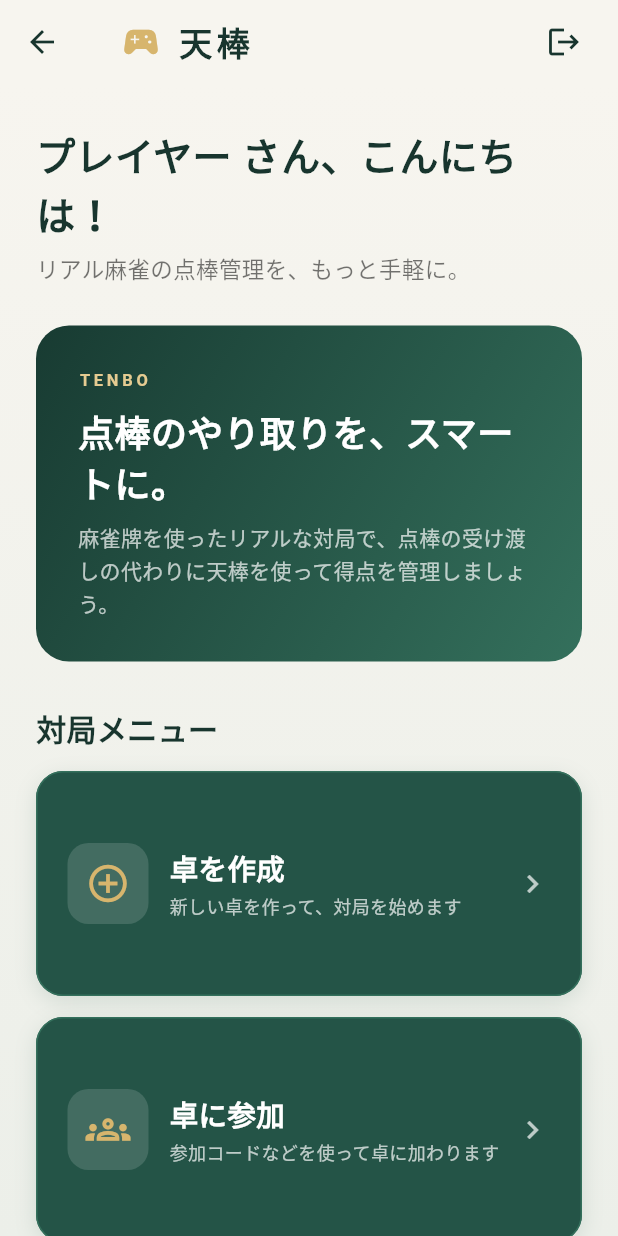
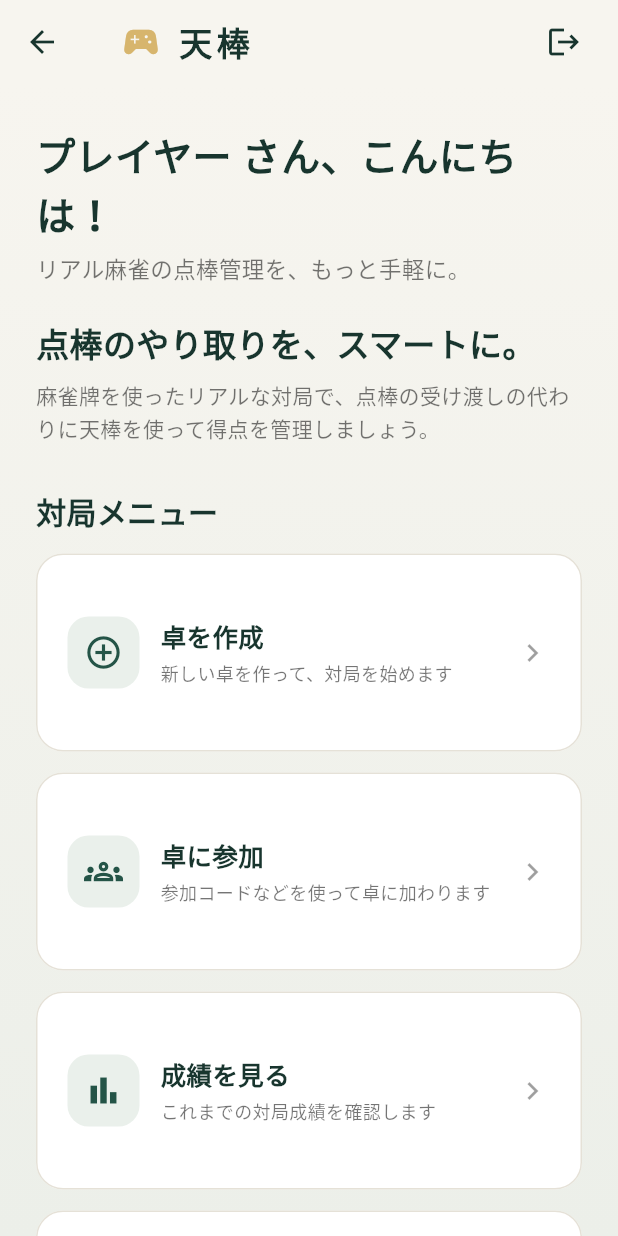
Before and after one commit to sabotage-cla6/tenbo-web, a Flutter app: the HomePage screen opened directly, on a phone screen of 412 x 824 dp. Run offline on Flutter 3.47's test engine with Material 3 defaults, Android fonts, the light colour scheme and no system bars; our stand-ins replace firebase_auth, firebase_core; accounts and stored records are empty.

Commit message:
Unify home menu styling and emphasize actions by placement

```diff
--- a/lib/home_page.dart
+++ b/lib/home_page.dart
@@ -95,39 +95,12 @@ class HomePage extends StatelessWidget {
                       'リアル麻雀の点棒管理を、もっと手軽に。',
                       style: TextStyle(color: Colors.black54, fontSize: 15),
                     ),
-                    const SizedBox(height: 28),
-                    Container(
-                      width: double.infinity,
-                      padding: const EdgeInsets.all(28),
-                      decoration: BoxDecoration(
-                        borderRadius: BorderRadius.circular(22),
-                        gradient: const LinearGradient(
-                          colors: [Color(0xFF183B32), Color(0xFF34705C)],
-                          begin: Alignment.topLeft,
-                          end: Alignment.bottomRight,
-                        ),
-                      ),
-                      child: LayoutBuilder(
-                        builder: (context, constraints) {
-                          final compact = constraints.maxWidth < 520;
-                          final message = Column(
-                            crossAxisAlignment: CrossAxisAlignment.start,
-                            children: [
-                              const Text(
-                                'TENBO',
-                                style: TextStyle(
-                                  color: Color(0xFFE5CB91),
-                                  fontSize: 11,
-                                  letterSpacing: 2.5,
-                                  fontWeight: FontWeight.bold,
-                                ),
-                              ),
-                              const SizedBox(height: 10),
+                    const SizedBox(height: 24),
                     const Text(
                       '点棒のやり取りを、スマートに。',
                       style: TextStyle(
-                                  color: Colors.white,
-                                  fontSize: 24,
+                        color: _ink,
+                        fontSize: 22,
                         fontWeight: FontWeight.bold,
                       ),
                     ),
@@ -135,25 +108,9 @@ class HomePage extends StatelessWidget {
                     const Text(
                       '麻雀牌を使ったリアルな対局で、点棒の受け渡しの代わりに天棒を使って得点を管理しましょう。',
                       style: TextStyle(
-                                  color: Colors.white70,
+                        color: Colors.black54,
+                        fontSize: 14,
                         height: 1.6,
-                                ),
-                              ),
-                            ],
-                          );
-                          if (compact) return message;
-                          return Row(
-                            children: [
-                              Expanded(child: message),
-                              const SizedBox(width: 24),
-                              const Icon(
-                                Icons.casino_outlined,
-                                size: 104,
-                                color: Color(0x66FFFFFF),
-                              ),
-                            ],
-                          );
-                        },
                       ),
                     ),
                     const SizedBox(height: 30),
@@ -185,7 +142,6 @@ class HomePage extends StatelessWidget {
                                 icon: Icons.add_circle_outline,
                                 title: '卓を作成',
                                 description: '新しい卓を作って、対局を始めます',
-                                primary: true,
                                 onTap: () => _showComingSoon(context, '卓の作成'),
                               ),
                             ),
@@ -246,60 +202,41 @@ class _MenuCard extends StatelessWidget {
     required this.title,
     required this.description,
     required this.onTap,
-    this.primary = false,
   });
 
   final IconData icon;
   final String title;
   final String description;
   final VoidCallback onTap;
-  final bool primary;
 
   @override
   Widget build(BuildContext context) {
-    final background = primary ? _menuGreen : Colors.white;
-    final foreground = primary ? Colors.white : _menuInk;
-    final subtitle = primary ? Colors.white70 : Colors.black54;
-
     return Material(
-      color: background,
+      color: Colors.white,
       borderRadius: BorderRadius.circular(18),
       child: InkWell(
         onTap: onTap,
         borderRadius: BorderRadius.circular(18),
         child: Container(
-          constraints: BoxConstraints(minHeight: primary ? 150 : 116),
+          constraints: const BoxConstraints(minHeight: 132),
           padding: const EdgeInsets.all(20),
           decoration: BoxDecoration(
             borderRadius: BorderRadius.circular(18),
-            border: Border.all(
-              color: primary ? const Color(0xFF34705C) : const Color(0xFFE5E1D7),
-            ),
-            boxShadow: primary
-                ? [
-                    BoxShadow(
-                      color: _menuGreen.withValues(alpha: 0.14),
-                      blurRadius: 12,
-                      offset: const Offset(0, 4),
-                    ),
-                  ]
-                : null,
+            border: Border.all(color: const Color(0xFFE5E1D7)),
           ),
           child: Row(
             children: [
               Container(
-                width: primary ? 54 : 48,
-                height: primary ? 54 : 48,
+                width: 48,
+                height: 48,
                 decoration: BoxDecoration(
-                  color: primary
-                      ? Colors.white.withValues(alpha: 0.14)
-                      : const Color(0xFFEAF0EB),
+                  color: const Color(0xFFEAF0EB),
                   borderRadius: BorderRadius.circular(14),
                 ),
                 child: Icon(
                   icon,
-                  color: primary ? _menuGold : _menuGreen,
-                  size: primary ? 30 : 26,
+                  color: _menuGreen,
+                  size: 26,
                 ),
               ),
               const SizedBox(width: 14),
@@ -311,8 +248,8 @@ class _MenuCard extends StatelessWidget {
                     Text(
                       title,
                       style: TextStyle(
-                        color: foreground,
-                        fontSize: primary ? 19 : 16,
+                        color: _menuInk,
+                        fontSize: 17,
                         fontWeight: FontWeight.bold,
                       ),
                     ),
@@ -320,7 +257,7 @@ class _MenuCard extends StatelessWidget {
                     Text(
                       description,
                       style: TextStyle(
-                        color: subtitle,
+                        color: Colors.black54,
                         fontSize: 12,
                         height: 1.4,
                       ),
@@ -330,7 +267,7 @@ class _MenuCard extends StatelessWidget {
               ),
               Icon(
                 Icons.chevron_right,
-                color: primary ? Colors.white70 : Colors.black38,
+                color: Colors.black38,
               ),
             ],
           ),
```
Lines whose indentation alone changed are shown as unchanged.
